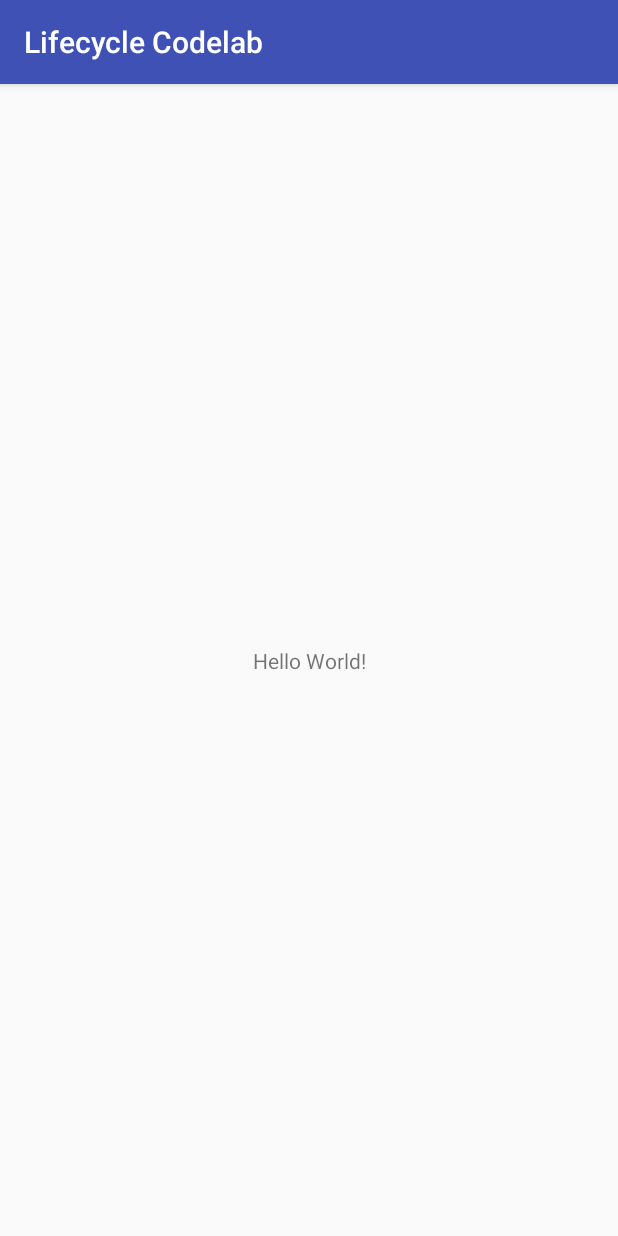
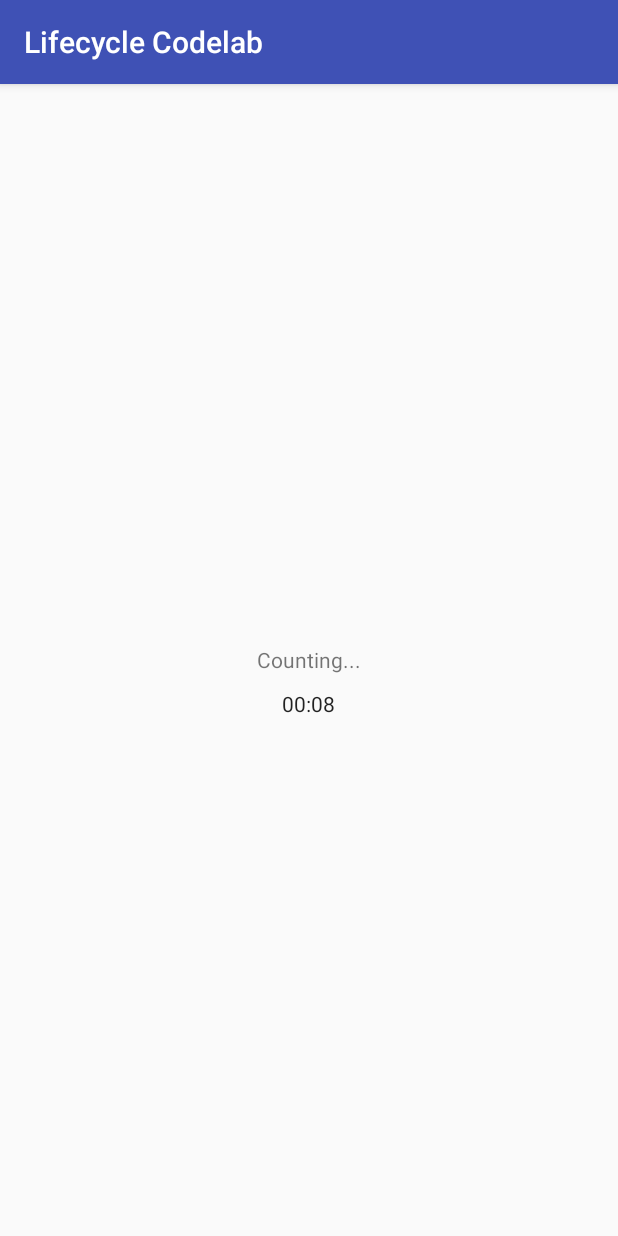
Before and after one commit to jahudzik/codelab-lifecycle, an Android app: the screen it shows after launch (MainActivity), on a phone screen of 412 x 824 dp. Run offline under Robolectric (Android 15) with nearby library versions, the phone set to English and light mode, and no system bars.

Commit message:
Basic timer using Chronometer

```diff
--- a/app/src/main/java/com/jahu/lifecycle/MainActivity.kt
+++ b/app/src/main/java/com/jahu/lifecycle/MainActivity.kt
@@ -2,12 +2,15 @@ package com.jahu.lifecycle
 
 import android.support.v7.app.AppCompatActivity
 import android.os.Bundle
+import kotlinx.android.synthetic.main.activity_main.*
 
 class MainActivity : AppCompatActivity() {
 
     override fun onCreate(savedInstanceState: Bundle?) {
         super.onCreate(savedInstanceState)
         setContentView(R.layout.activity_main)
+
+        chronometer.start()
     }
 
 }
--- a/app/src/main/res/layout/activity_main.xml
+++ b/app/src/main/res/layout/activity_main.xml
@@ -1,7 +1,6 @@
 <?xml version="1.0" encoding="utf-8"?>
-<android.support.constraint.ConstraintLayout
+<RelativeLayout
     xmlns:android="http://schemas.android.com/apk/res/android"
-    xmlns:app="http://schemas.android.com/apk/res-auto"
     xmlns:tools="http://schemas.android.com/tools"
     android:layout_width="match_parent"
     android:layout_height="match_parent"
@@ -9,13 +8,20 @@
     >
 
   <TextView
+      android:id="@+id/countingLabel"
       android:layout_width="wrap_content"
       android:layout_height="wrap_content"
-      android:text="Hello World!"
-      app:layout_constraintBottom_toBottomOf="parent"
-      app:layout_constraintLeft_toLeftOf="parent"
-      app:layout_constraintRight_toRightOf="parent"
-      app:layout_constraintTop_toTopOf="parent"
+      android:layout_centerInParent="true"
+      android:text="@string/counting"
       />
 
-</android.support.constraint.ConstraintLayout>
+  <Chronometer
+      android:id="@+id/chronometer"
+      android:layout_width="wrap_content"
+      android:layout_height="wrap_content"
+      android:layout_below="@id/countingLabel"
+      android:layout_centerHorizontal="true"
+      android:layout_marginTop="10dp"
+      />
+
+</RelativeLayout>
--- a/app/src/main/res/values/strings.xml
+++ b/app/src/main/res/values/strings.xml
@@ -1,3 +1,4 @@
 <resources>
   <string name="app_name">Lifecycle Codelab</string>
+  <string name="counting">Counting...</string>
 </resources>
```
